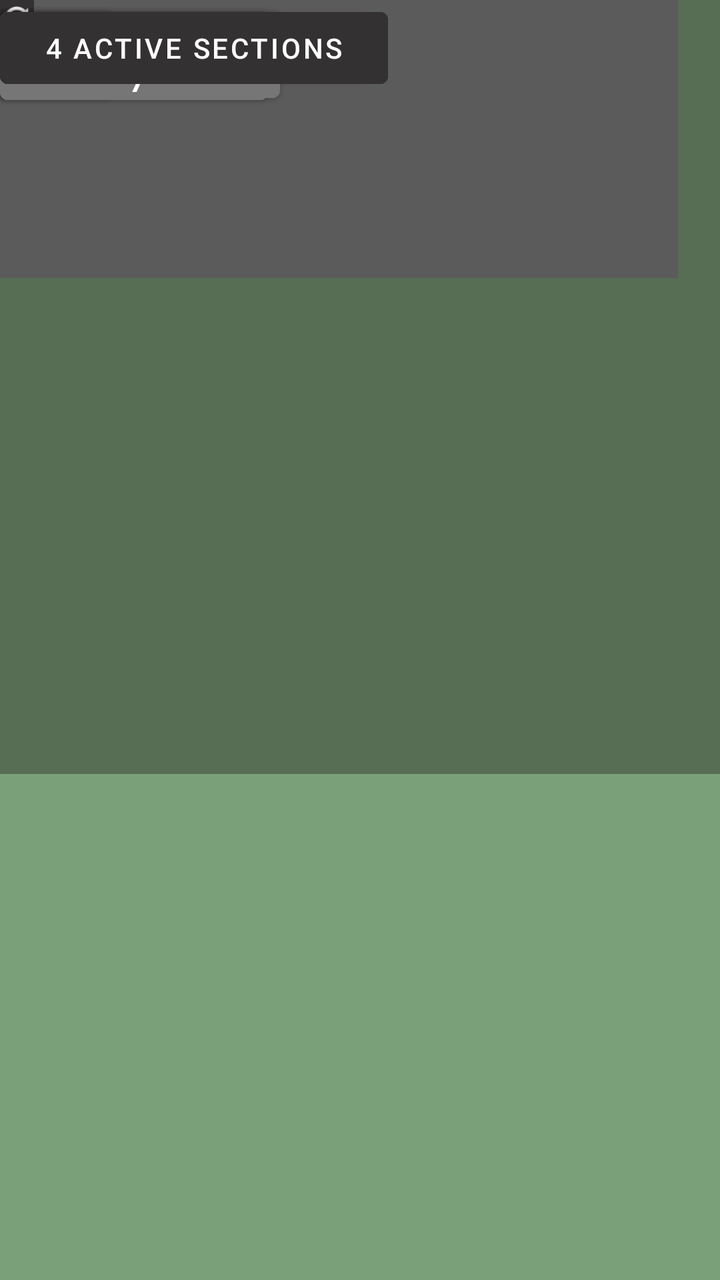
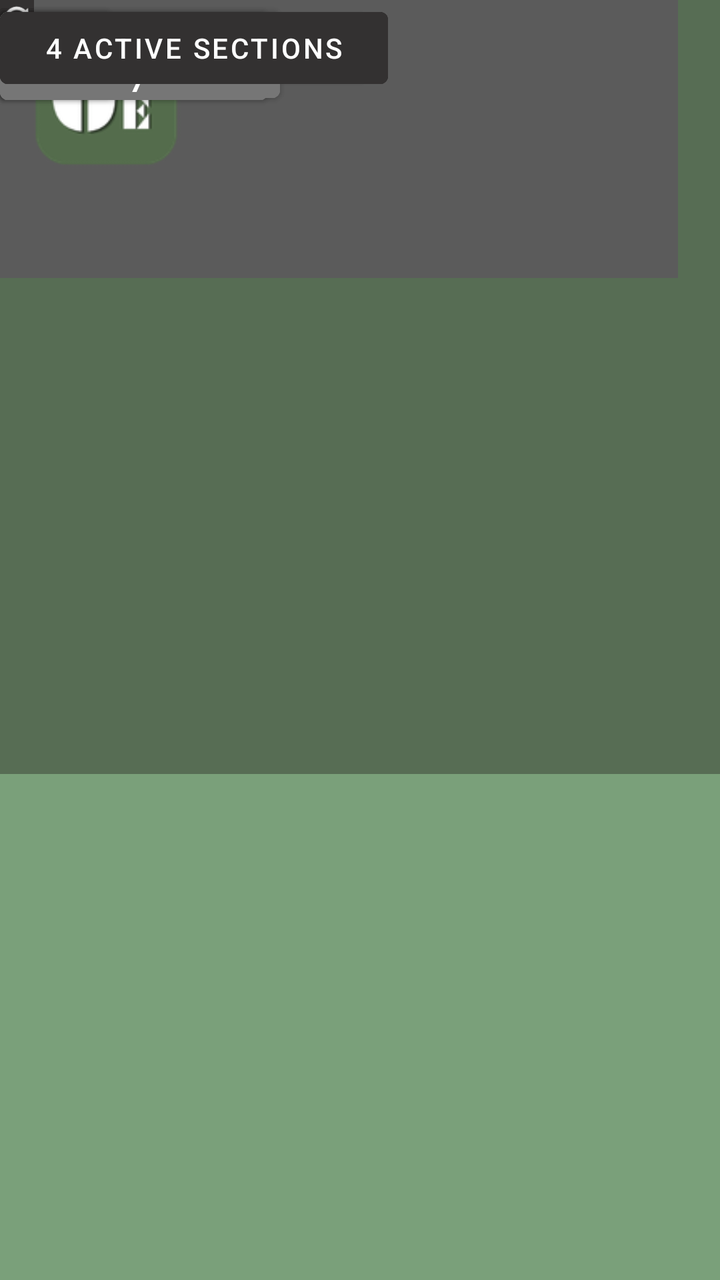

Compare the two renders of this Android layout. The source of the first and the diff that turns it into the second are given below.
<!-- AndroidManifest.xml: application theme Theme.GradingMadeEasy -->
<!-- res/layout/activity_dashboard.xml -->
<?xml version="1.0" encoding="utf-8"?>
<androidx.constraintlayout.widget.ConstraintLayout xmlns:android="http://schemas.android.com/apk/res/android"
    xmlns:app="http://schemas.android.com/apk/res-auto"
    xmlns:tools="http://schemas.android.com/tools"
    android:id="@+id/main"
    android:layout_width="match_parent"
    android:layout_height="match_parent"
    android:background="#5C7358"
    android:backgroundTint="@color/white"
    tools:context=".Dashboard" >

    <TextView
        android:id="@+id/textView6"
        android:layout_width="410dp"
        android:layout_height="93dp"
        android:background="#576D54"
        tools:layout_editor_absoluteX="-1dp"
        tools:layout_editor_absoluteY="-1dp" />

    <TextView
        android:id="@+id/textView7"
        android:layout_width="427dp"
        android:layout_height="77dp"
        android:background="#576D54"
        tools:layout_editor_absoluteX="-15dp"
        tools:layout_editor_absoluteY="816dp" />

    <TextView
        android:id="@+id/textView8"
        android:layout_width="417dp"
        android:layout_height="725dp"
        android:background="#7AA07A"
        tools:layout_editor_absoluteX="0dp"
        tools:layout_editor_absoluteY="91dp" />

    <TextView
        android:id="@+id/textView9"
        android:layout_width="392dp"
        android:layout_height="37dp"
        android:background="#FFFFFF"
        tools:layout_editor_absoluteX="9dp"
        tools:layout_editor_absoluteY="110dp" />

    <TextView
        android:id="@+id/textView11"
        android:layout_width="84dp"
        android:layout_height="39dp"
        android:text="Search"
        android:textSize="25dp"
        tools:layout_editor_absoluteX="16dp"
        tools:layout_editor_absoluteY="110dp" />

    <TextView
        android:id="@+id/textView12"
        android:layout_width="30dp"
        android:layout_height="31dp"
        android:background="#3A3A3A"
        tools:layout_editor_absoluteX="360dp"
        tools:layout_editor_absoluteY="112dp" />

    <ImageView
        android:id="@+id/imageView9"
        android:layout_width="wrap_content"
        android:layout_height="wrap_content"
        app:srcCompat="@android:drawable/ic_menu_search"
        tools:layout_editor_absoluteX="358dp"
        tools:layout_editor_absoluteY="112dp" />

    <Button
        android:id="@+id/button3"
        android:layout_width="56dp"
        android:layout_height="55dp"
        android:backgroundTint="#576d54"
        android:text="+"
        android:textSize="25dp"
        tools:layout_editor_absoluteX="16dp"
        tools:layout_editor_absoluteY="179dp" />

    <Button
        android:id="@+id/button8"
        android:layout_width="56dp"
        android:layout_height="55dp"
        android:backgroundTint="#576d54"
        android:text="-"
        android:textSize="30dp"
        tools:layout_editor_absoluteX="16dp"
        tools:layout_editor_absoluteY="250dp" />

    <Button
        android:id="@+id/button4"
        android:layout_width="140dp"
        android:layout_height="55dp"
        android:backgroundTint="#767676"
        android:text="Section 1"
        android:textSize="18dp"
        tools:layout_editor_absoluteX="101dp"
        tools:layout_editor_absoluteY="180dp" />

    <Button
        android:id="@+id/button6"
        android:layout_width="140dp"
        android:layout_height="55dp"
        android:backgroundTint="#767676"
        android:text="Section 6"
        android:textSize="18dp"
        tools:layout_editor_absoluteX="101dp"
        tools:layout_editor_absoluteY="249dp" />

    <TextView
        android:id="@+id/textView17"
        android:layout_width="412dp"
        android:layout_height="78dp"
        android:background="#576D54"
        app:layout_constraintStart_toStartOf="parent"
        tools:layout_editor_absoluteY="-1dp" />

    <TextView
        android:id="@+id/textView16"
        android:layout_width="412dp"
        android:layout_height="78dp"
        android:background="#576D54"
        app:layout_constraintStart_toStartOf="parent"
        tools:layout_editor_absoluteY="0dp" />

    <TextView
        android:id="@+id/textView15"
        android:layout_width="wrap_content"
        android:layout_height="wrap_content"
        android:text="Sections"
        android:textSize="25dp"
        tools:layout_editor_absoluteX="159dp"
        tools:layout_editor_absoluteY="149dp" />

    <ImageView
        android:id="@+id/imageView11"
        android:layout_width="wrap_content"
        android:layout_height="wrap_content"
        app:srcCompat="@drawable/GradingMadeEasyLogo"
        tools:layout_editor_absoluteX="-8dp"
        tools:layout_editor_absoluteY="-15dp" />

    <Button
        android:id="@+id/button5"
        android:layout_width="134dp"
        android:layout_height="56dp"
        android:backgroundTint="#767676"
        android:text="Section 2"
        android:textSize="18dp"
        tools:layout_editor_absoluteX="256dp"
        tools:layout_editor_absoluteY="179dp" />

    <Button
        android:id="@+id/button7"
        android:layout_width="134dp"
        android:layout_height="56dp"
        android:backgroundTint="#767676"
        android:text="Section 7"
        android:textSize="18dp"
        tools:layout_editor_absoluteX="256dp"
        tools:layout_editor_absoluteY="249dp" />

    <TextView
        android:id="@+id/textView18"
        android:layout_width="wrap_content"
        android:layout_height="wrap_content"
        android:textSize="15dp"
        tools:layout_editor_absoluteX="9dp"
        tools:layout_editor_absoluteY="159dp" />

    <TextView
        android:id="@+id/textView19"
        android:layout_width="wrap_content"
        android:layout_height="wrap_content"
        android:text="delete section"
        android:textSize="13dp"
        tools:layout_editor_absoluteX="9dp"
        tools:layout_editor_absoluteY="235dp" />

    <TextView
        android:id="@+id/textView20"
        android:layout_width="wrap_content"
        android:layout_height="wrap_content"
        android:text="add section"
        android:textSize="15dp"
        tools:layout_editor_absoluteX="9dp"
        tools:layout_editor_absoluteY="165dp" />

    <TextView
        android:id="@+id/textView22"
        android:layout_width="369dp"
        android:layout_height="19dp"
        android:background="#898989"
        tools:layout_editor_absoluteX="18dp"
        tools:layout_editor_absoluteY="321dp" />

    <TextView
        android:id="@+id/textView23"
        android:layout_width="83dp"
        android:layout_height="18dp"
        android:background="#5B5B5B"
        android:text="you are here"
        android:textSize="15dp"
        tools:layout_editor_absoluteX="18dp"
        tools:layout_editor_absoluteY="321dp" />

    <TextView
        android:id="@+id/textView24"
        android:layout_width="wrap_content"
        android:layout_height="wrap_content"
        android:text="slide bar"
        android:textSize="15dp"
        tools:layout_editor_absoluteX="167dp"
        tools:layout_editor_absoluteY="304dp" />

    <TextView
        android:id="@+id/textView2"
        android:layout_width="368dp"
        android:layout_height="387dp"
        android:background="#576D54"
        tools:layout_editor_absoluteX="16dp"
        tools:layout_editor_absoluteY="382dp" />

    <TextView
        android:id="@+id/textView3"
        android:layout_width="339dp"
        android:layout_height="139dp"
        android:background="#5B5B5B"
        tools:layout_editor_absoluteX="31dp"
        tools:layout_editor_absoluteY="400dp" />

    <TextView
        android:id="@+id/textView5"
        android:layout_width="337dp"
        android:layout_height="62dp"
        android:background="#5B5B5B"
        tools:layout_editor_absoluteX="31dp"
        tools:layout_editor_absoluteY="567dp" />

    <TextView
        android:id="@+id/textView10"
        android:layout_width="337dp"
        android:layout_height="54dp"
        android:background="#5B5B5B"
        tools:layout_editor_absoluteX="31dp"
        tools:layout_editor_absoluteY="671dp" />

    <Button
        android:id="@+id/button"
        android:layout_width="194dp"
        android:layout_height="48dp"
        android:backgroundTint="#333131"
        android:text="10 Sections"
        tools:layout_editor_absoluteX="100dp"
        tools:layout_editor_absoluteY="574dp" />

    <Button
        android:id="@+id/button2"
        android:layout_width="194dp"
        android:layout_height="48dp"
        android:backgroundTint="#333131"
        android:text="4 active sections"
        tools:layout_editor_absoluteX="100dp"
        tools:layout_editor_absoluteY="671dp" />

    <ImageView
        android:id="@+id/imageView3"
        android:layout_width="17dp"
        android:layout_height="19dp"
        android:background="#333131"
        android:backgroundTint="#333131"
        app:srcCompat="@android:drawable/ic_popup_sync"
        tools:layout_editor_absoluteX="337dp"
        tools:layout_editor_absoluteY="680dp" />

</androidx.constraintlayout.widget.ConstraintLayout>
<!-- resources referenced by this layout -->
<resources>
  <color name="white">#FFFFFFFF</color>
  <!-- drawable GradingMadeEasyLogo: png bitmap (drawable, 6187 bytes) -->
  <style name="Theme.GradingMadeEasy" parent="Theme.MaterialComponents.DayNight.DarkActionBar">
          
          <item name="colorPrimary">@color/purple_500</item>
          <item name="colorPrimaryVariant">@color/purple_700</item>
          <item name="colorOnPrimary">@color/white</item>
          
          <item name="colorSecondary">@color/teal_200</item>
          <item name="colorSecondaryVariant">@color/teal_700</item>
          <item name="colorOnSecondary">@color/black</item>
          
          <item name="android:statusBarColor">?attr/colorPrimaryVariant</item>
          
      </style>
  <color name="purple_500">#FF6200EE</color>
  <color name="purple_700">#FF3700B3</color>
  <color name="teal_200">#FF03DAC5</color>
  <color name="teal_700">#FF018786</color>
  <color name="black">#FF000000</color>
</resources>

<!-- the commit's change to res/layout/activity_dashboard.xml (unified diff, before → after) -->
@@ -131,14 +131,6 @@
         tools:layout_editor_absoluteX="159dp"
         tools:layout_editor_absoluteY="149dp" />
 
-    <ImageView
-        android:id="@+id/imageView11"
-        android:layout_width="wrap_content"
-        android:layout_height="wrap_content"
-        app:srcCompat="@drawable/GradingMadeEasyLogo"
-        tools:layout_editor_absoluteX="-8dp"
-        tools:layout_editor_absoluteY="-15dp" />
-
     <Button
         android:id="@+id/button5"
         android:layout_width="134dp"
@@ -272,4 +264,15 @@
         tools:layout_editor_absoluteX="337dp"
         tools:layout_editor_absoluteY="680dp" />
 
+    <ImageView
+        android:id="@+id/AppIconSectionCreation"
+        android:layout_width="89dp"
+        android:layout_height="87dp"
+        android:layout_marginStart="8dp"
+        android:layout_marginTop="4dp"
+        android:translationZ="@dimen/_2sdp"
+        app:layout_constraintStart_toStartOf="parent"
+        app:layout_constraintTop_toTopOf="parent"
+        app:srcCompat="@drawable/GradingMadeEasyLogo" />
+
 </androidx.constraintlayout.widget.ConstraintLayout>
